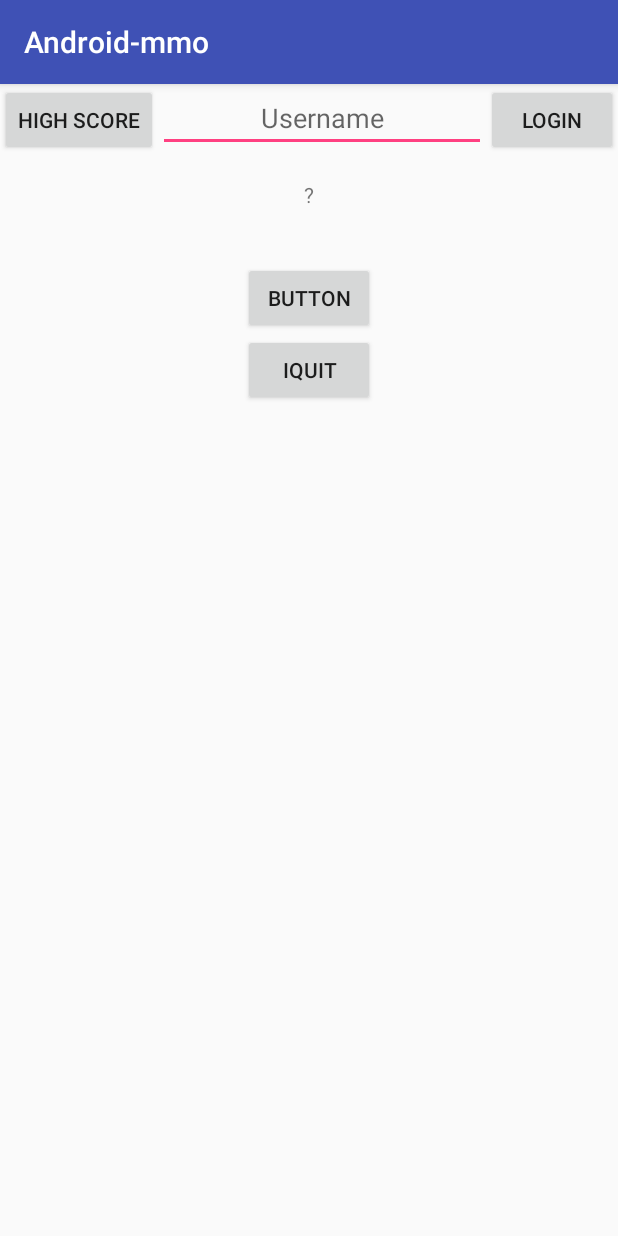
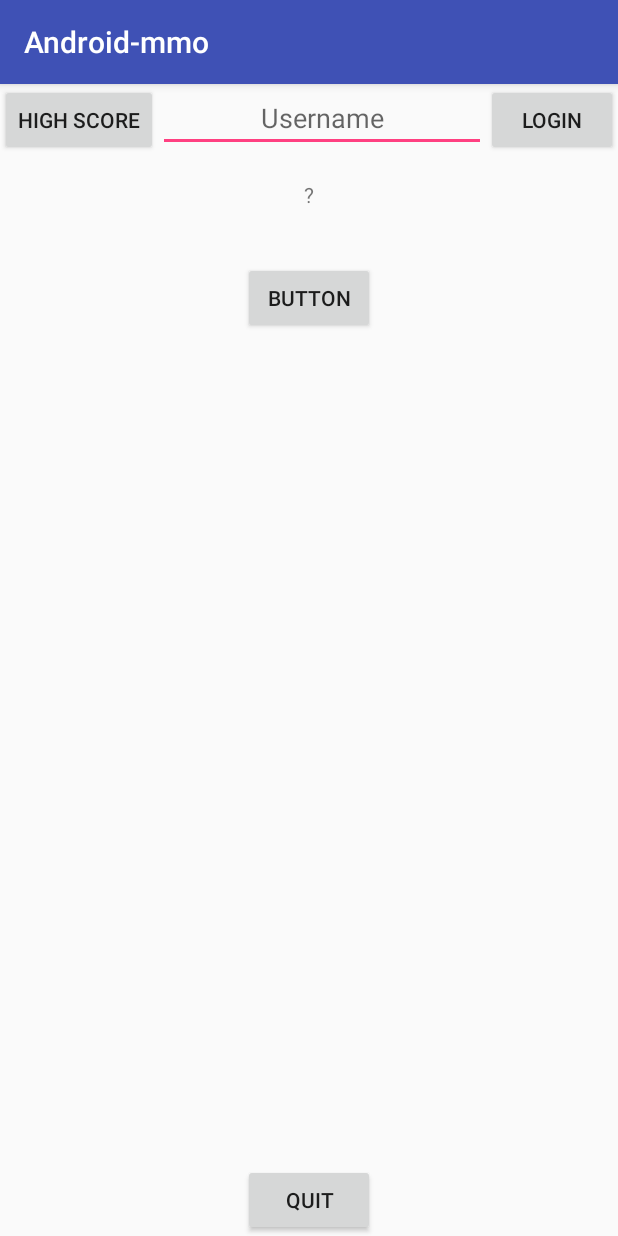
Before and after one commit to ShionTatarian/android-mmo, an Android app: the screen it shows after launch (MainActivity), on a phone screen of 412 x 824 dp. Run offline under Robolectric (Android 15) with nearby library versions, the phone set to English and light mode, and no system bars; our stand-ins replace Firebase (no records; nobody signed in at launch, a user with empty details on screens opened directly); 1 statement that could not run was skipped.

Commit message:
Quit napin nimi ja paikka, error tekstin väri :D

```diff
--- a/app/src/main/res/layout/activity_main.xml
+++ b/app/src/main/res/layout/activity_main.xml
@@ -53,7 +53,7 @@
         android:layout_width="wrap_content"
         android:layout_height="wrap_content"
         android:text="Error message"
-        android:textColor="#ff0000"
+        android:textColor="#e60000"
         android:visibility="invisible"
         tools:visibility="visible" />
 
@@ -64,12 +64,20 @@
         android:onClick="onButtonClick"
         android:text="Button" />
 
+    <RelativeLayout
+        android:layout_width="match_parent"
+        android:layout_height="match_parent">
         <Button
             android:id="@+id/quit_button"
             android:layout_width="wrap_content"
             android:layout_height="wrap_content"
-        android:text="iQuit"
+            android:text="Quit"
             android:onClick="onIQuitClick"
+            android:layout_alignParentBottom="true"
+            android:layout_centerInParent="true"
             />
+    </RelativeLayout>
+
+
 
 </LinearLayout>
```
Lines whose indentation alone changed are shown as unchanged.
